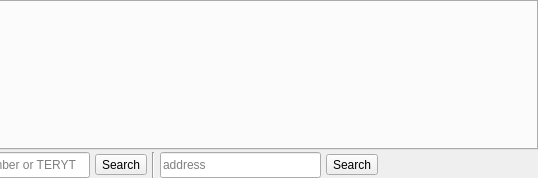
Qt form giap_dynamic_layout.ui (GIAPspzoo/GIAP_PolaMap_lite) before a commit; both pictures show x 753 to 1291 and y 0 to 178 of the 1291 by 178 pixel window.
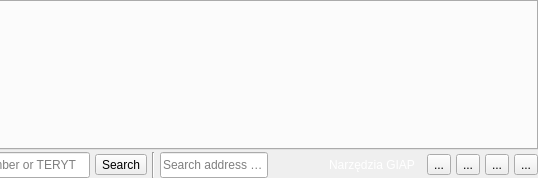
The same form after that commit.

Commit message: Dodanie narzedzi giap pod logiem, usuniecie wstegi narzedzia giap

Patch:
```diff
--- a/giap_dynamic_layout.ui
+++ b/giap_dynamic_layout.ui
@@ -13,13 +13,13 @@
   <property name="minimumSize">
    <size>
     <width>1291</width>
-    <height>167</height>
+    <height>150</height>
    </size>
   </property>
   <property name="maximumSize">
    <size>
     <width>1291000</width>
-    <height>178</height>
+    <height>179</height>
    </size>
   </property>
   <property name="windowTitle">
@@ -240,14 +240,7 @@
         <string/>
        </property>
        <property name="placeholderText">
-        <string>address</string>
-       </property>
-      </widget>
-     </item>
-     <item>
-      <widget class="QToolButton" name="toolButton_address">
-       <property name="text">
-        <string>Search</string>
+        <string>Search address point</string>
        </property>
       </widget>
      </item>
@@ -264,6 +257,48 @@
        </property>
       </spacer>
      </item>
+     <item>
+      <widget class="QLabel" name="labelGiapTools">
+       <property name="styleSheet">
+        <string notr="true">color: rgb(255, 255, 255);
+font: 87 10pt &quot;Arial Black&quot;;</string>
+       </property>
+       <property name="text">
+        <string>Narzędzia GIAP  </string>
+       </property>
+      </widget>
+     </item>
+     <item>
+      <widget class="QToolButton" name="runQuickPrintButton">
+       <property name="text">
+        <string>...</string>
+       </property>
+      </widget>
+     </item>
+     <item>
+      <widget class="QToolButton" name="runCompositionButton">
+       <property name="text">
+        <string>...</string>
+       </property>
+      </widget>
+     </item>
+     <item>
+      <widget class="QToolButton" name="runOrtoTool">
+       <property name="text">
+        <string>...</string>
+       </property>
+      </widget>
+     </item>
+     <item>
+      <widget class="QToolButton" name="offOnSearchButton">
+       <property name="toolTip">
+        <string>Turn off or turn on search tool</string>
+       </property>
+       <property name="text">
+        <string>...</string>
+       </property>
+      </widget>
+     </item>
     </layout>
    </item>
   </layout>
```
Left out of the diff: 12 changed lines with no effect on the pictures. The commit also changes 8 other files.
